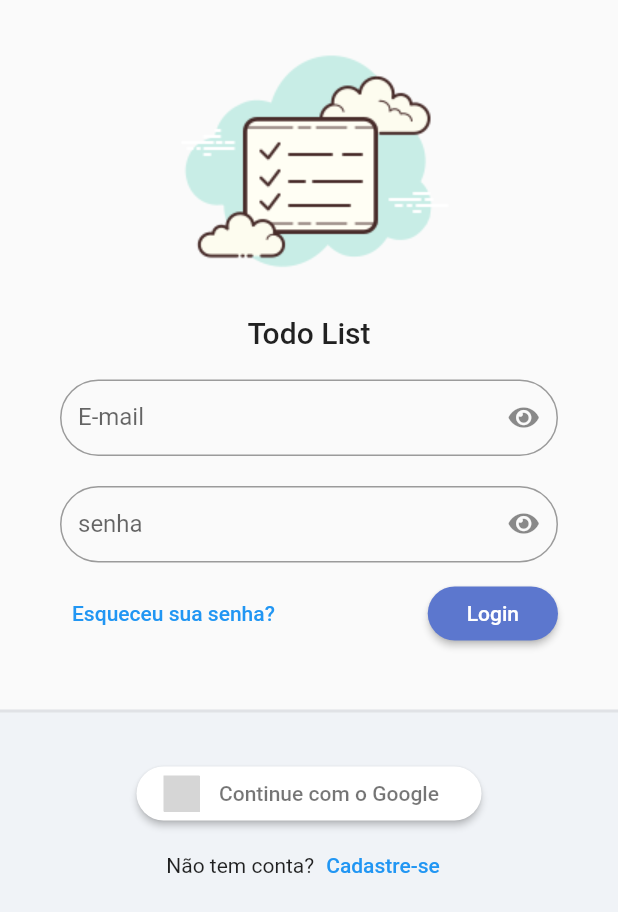
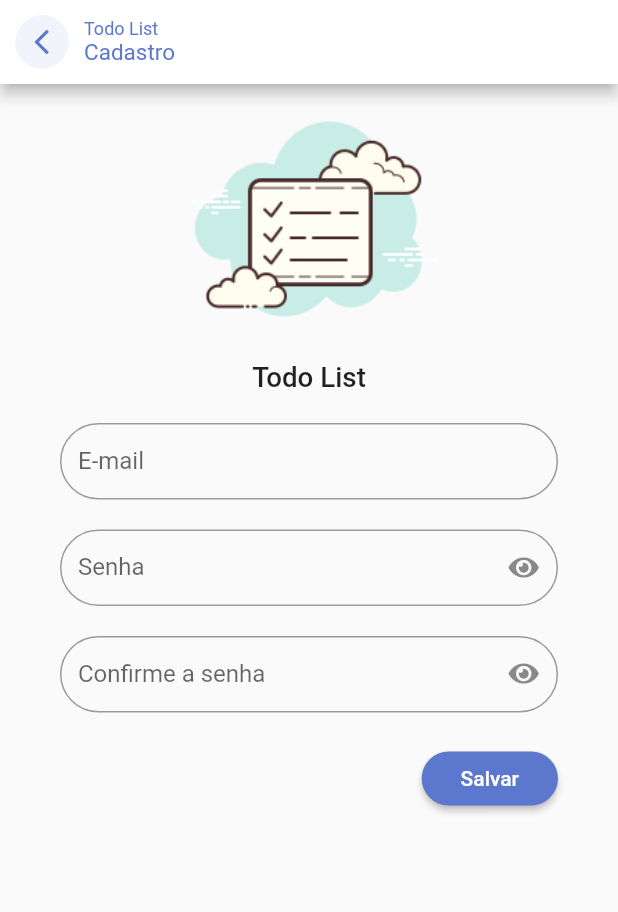
Before and after one commit to cadubio/todo_list_provider, a Flutter app: the LoginPage screen opened directly, after a tap on "Cadastre-se", on a phone screen of 412 x 824 dp. Shown: the top 912 px of the screen. Run offline on Flutter 3.47's test engine with Material 2 defaults, Android fonts, the phone set to English and light mode, and no system bars; our stand-ins replace flutter_signin_button, google_fonts, nested, sqflite, synchronized; accounts and stored records are empty; Roboto replaces fonts that are missing (Mandali); grey boxes are pictures that could not be loaded.

Commit message:
Ad. Register Page/Controller

```diff
--- a/lib/core/ui/theme_extensions.dart
+++ b/lib/core/ui/theme_extensions.dart
@@ -1,7 +1,8 @@
 import 'package:flutter/material.dart';
 
 extension ThemeExtenssion on BuildContext {
-  /// O [this] recebe um [BuidContext] como contexto.
+  // O [this] recebe um [BuidContext] como contexto.
+  //Color get primaryColor => Theme.of(this).primaryColor.withAlpha(20);
   Color get primaryColor => Theme.of(this).primaryColor;
   Color get primaryColorLight => Theme.of(this).primaryColorLight;
   //ButtonTheme get buttonColor => ButtonTheme.of(this).;
--- a/lib/core/widget/todo_list_field.dart
+++ b/lib/core/widget/todo_list_field.dart
@@ -4,14 +4,27 @@ import 'package:todo_list_provider/core/ui/todo_list_icons.dart';
 class TodoListField extends StatelessWidget {
   final String label;
   final bool obscureText;
-  const TodoListField({
+  final IconButton? suffixIconButton;
+  final ValueNotifier<bool> obscureTextVN;
+  final TextEditingController? controller;
+  final FormFieldValidator<String>? validator;
+
+  TodoListField({
     super.key,
     required this.label,
+    this.suffixIconButton,
     this.obscureText = false,
-  });
+    this.controller,
+    this.validator,
+  })  : obscureTextVN = ValueNotifier(obscureText),
+        assert(obscureText == true ? suffixIconButton == null : true,
+            'obscureText não pode ser enviado com suffixIconButton.');
 
   @override
   Widget build(BuildContext context) {
+    return ValueListenableBuilder<bool>(
+      valueListenable: obscureTextVN,
+      builder: (_, obscureTextValue, child) {
         return TextFormField(
           decoration: InputDecoration(
             labelText: label,
@@ -23,12 +36,20 @@ class TodoListField extends StatelessWidget {
               borderRadius: BorderRadius.circular(30),
             ),
             isDense: true,
-        suffixIcon: IconButton(
-          onPressed: () {},
-          icon: const Icon(TodoListIcons.eye),
+            suffixIcon: suffixIconButton ??
+                (obscureText == true
+                    ? IconButton(
+                        onPressed: () {
+                          obscureTextVN.value = !obscureTextValue;
+                        },
+                        icon: obscureTextValue
+                            ? const Icon(TodoListIcons.eye)
+                            : const Icon(TodoListIcons.eye_slash))
+                    : null),
           ),
-      ),
-      obscureText: obscureText,
+          obscureText: obscureTextValue,
+        );
+      },
     );
   }
 }
--- a/lib/modules/auth/auth_module.dart
+++ b/lib/modules/auth/auth_module.dart
@@ -3,6 +3,8 @@ import 'package:provider/provider.dart';
 import 'package:todo_list_provider/core/modules/todo_list_module.dart';
 import 'package:todo_list_provider/modules/auth/login/login_controller.dart';
 import 'package:todo_list_provider/modules/auth/login/login_page.dart';
+import 'package:todo_list_provider/modules/auth/register/register_controller.dart';
+import 'package:todo_list_provider/modules/auth/register/register_page.dart';
 
 /// Nos [bindings] são colocadas as dependências para cada página
 /// incluída em [routers].
@@ -13,9 +15,13 @@ class AuthModule extends TodoListModule {
             ChangeNotifierProvider(
               create: (_) => LoginController(),
             ),
+            ChangeNotifierProvider(
+              create: (_) => RegisterController(),
+            ),
           ],
           routers: {
             '/login': (context) => const LoginPage(),
+            '/register': (context) => const RegisterPage(),
           },
         );
 }
--- a/lib/modules/auth/login/login_page.dart
+++ b/lib/modules/auth/login/login_page.dart
@@ -36,13 +36,12 @@ class LoginPage extends StatelessWidget {
                     child: Form(
                       child: Column(
                         children: [
-                          const TodoListField(label: 'E-mail'),
+                          TodoListField(label: 'E-mail'),
                           const SizedBox(height: 20),
-                          const TodoListField(
+                          TodoListField(
                             label: 'senha',
                             obscureText: true,
                           ),
-                          //TextFormField(),
                           const SizedBox(height: 10),
                           Row(
                             mainAxisAlignment: MainAxisAlignment.spaceBetween,
@@ -99,7 +98,9 @@ class LoginPage extends StatelessWidget {
                             children: [
                               const Text('Não tem conta?'),
                               TextButton(
-                                onPressed: () {},
+                                onPressed: () {
+                                  Navigator.of(context).pushNamed('/register');
+                                },
                                 child: const Text('Cadastre-se'),
                               ),
                             ],
--- /dev/null
+++ b/lib/modules/auth/register/register_controller.dart
@@ -0,0 +1,3 @@
+import 'package:flutter/material.dart';
+
+class RegisterController extends ChangeNotifier {}
--- /dev/null
+++ b/lib/modules/auth/register/register_page.dart
@@ -0,0 +1,81 @@
+import 'package:flutter/material.dart';
+import 'package:todo_list_provider/core/ui/theme_extensions.dart';
+import 'package:todo_list_provider/core/widget/todo_list_field.dart';
+import 'package:todo_list_provider/core/widget/todo_list_logo.dart';
+
+class RegisterPage extends StatelessWidget {
+  const RegisterPage({super.key});
+
+  @override
+  Widget build(BuildContext context) {
+    return Scaffold(
+      appBar: AppBar(
+        automaticallyImplyLeading: false,
+        backgroundColor: Colors.white,
+        titleSpacing: 0.0,
+        titleTextStyle: TextStyle(fontSize: 12, color: context.primaryColor),
+        title: const Column(
+          crossAxisAlignment: CrossAxisAlignment.start,
+          children: [
+            Text('Todo List'),
+            Text('Cadastro', style: TextStyle(fontSize: 15)),
+          ],
+        ),
+        leading: IconButton(
+          icon: ClipOval(
+            child: Container(
+              color: context.primaryColor.withAlpha(20),
+              padding: const EdgeInsets.all(8),
+              child: Icon(
+                Icons.arrow_back_ios_outlined,
+                size: 20,
+                color: context.primaryColor,
+              ),
+            ),
+          ),
+          onPressed: () => Navigator.pop(context),
+        ),
+      ),
+      body: ListView(
+        children: [
+          SizedBox(
+            height: MediaQuery.sizeOf(context).width * .5,
+            child: const FittedBox(
+              fit: BoxFit.fitHeight,
+              child: TodoListLogo(),
+            ),
+          ),
+          Padding(
+            padding: const EdgeInsets.symmetric(horizontal: 40, vertical: 20),
+            child: Form(
+                child: Column(
+              children: [
+                TodoListField(label: 'E-mail'),
+                const SizedBox(height: 20),
+                TodoListField(label: 'Senha', obscureText: true),
+                const SizedBox(height: 20),
+                TodoListField(label: 'Confirme a senha', obscureText: true),
+                const SizedBox(height: 20),
+                Align(
+                  alignment: Alignment.bottomRight,
+                  child: ElevatedButton(
+                    onPressed: () {},
+                    style: ElevatedButton.styleFrom(
+                      shape: RoundedRectangleBorder(
+                        borderRadius: BorderRadius.circular(20),
+                      ),
+                    ),
+                    child: const Padding(
+                      padding: EdgeInsets.all(10),
+                      child: Text('Salvar'),
+                    ),
+                  ),
+                ),
+              ],
+            )),
+          )
+        ],
+      ),
+    );
+  }
+}
```
Also changed, not shown: 1 other file. Lines whose indentation alone changed are shown as unchanged.
